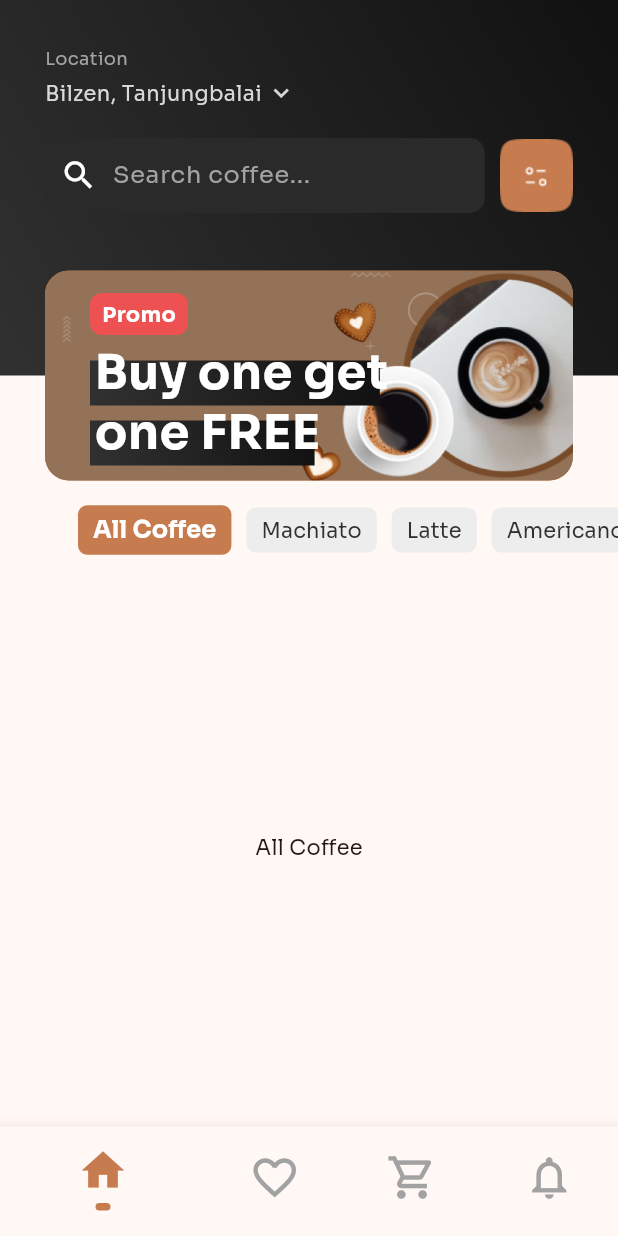
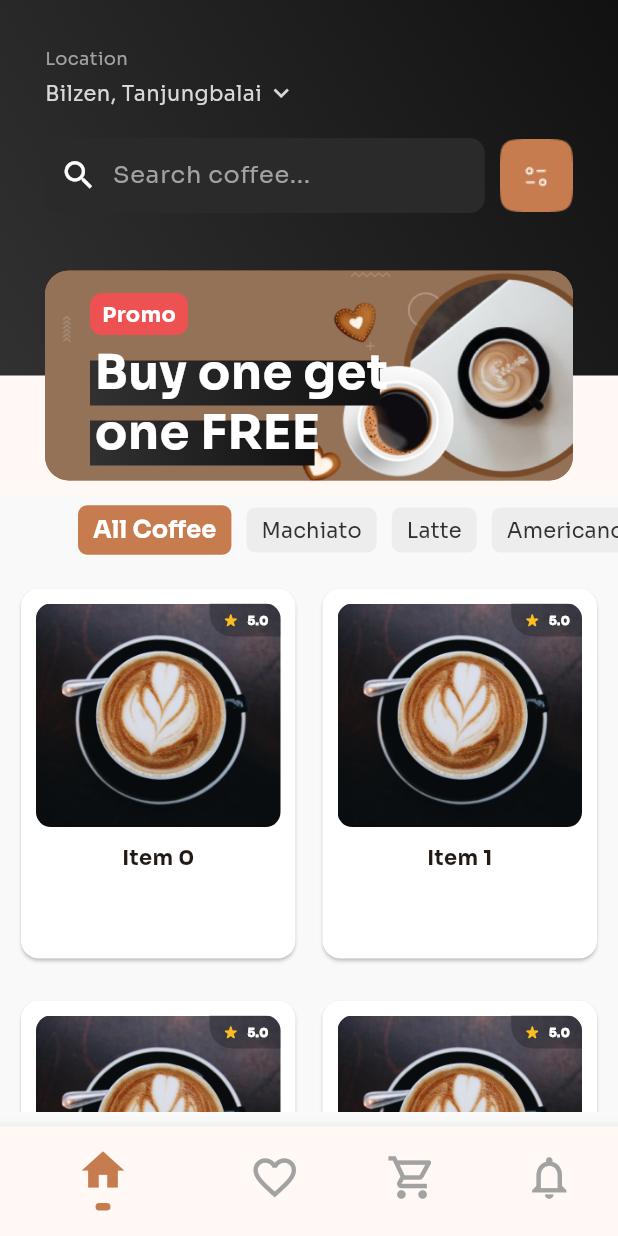
Before and after one commit to rizasghari/coffeeshop_flutter, a Flutter app: the AppWrapperScreen screen opened directly, on a phone screen of 412 x 824 dp. Run offline on Flutter 3.47's test engine with Material 3 defaults, Android fonts, the phone set to English and light mode, and no system bars; generated files the repository leaves out were written again.

Commit message:
Home page tabbarview items implementation started

```diff
--- a/lib/screens/home_screen.dart
+++ b/lib/screens/home_screen.dart
@@ -1,6 +1,7 @@
 import 'package:coffee_shop_flutter/mock_data.dart';
 import 'package:flutter/cupertino.dart';
 import 'package:flutter/material.dart';
+import 'package:flutter/widgets.dart';
 import '../ui/colors.dart';
 import '../ui/gradients.dart';
 import 'package:flutter_gen/gen_l10n/app_localizations.dart';
@@ -278,11 +279,14 @@ class _HomeScreenState extends State<HomeScreen>
   Widget _contentSection() {
     return Padding(
       padding: const EdgeInsets.only(top: 80.0, left: 0.0, right: 0.0),
-      child: Column(
-        children: [
-          _tabs(),
-          _tabContent(),
-        ],
+      child: Container(
+        color: whiteLight,
+        child: Column(
+          children: [
+            _tabs(),
+            _tabContent(),
+          ],
+        ),
       ),
     );
   }
@@ -315,8 +319,92 @@ class _HomeScreenState extends State<HomeScreen>
           controller: _tabController,
           viewportFraction: 1.0,
           children: Category.getSampleCategories()
-              .map((tab) => Center(child: Text(tab.name)))
+              .map((tab) => Center(child: _itemsList(_tabController.index)))
               .toList(),
+        ),
+      ),
+    );
+  }
+
+  Widget _itemsList(int index) {
+    return GridView.builder(
+      gridDelegate: SliverGridDelegateWithFixedCrossAxisCount(
+        crossAxisCount: (MediaQuery.of(context).size.width / 200).floor(),
+        crossAxisSpacing: 10,
+        mainAxisSpacing: 20,
+        childAspectRatio: 0.75,
+      ),
+      itemBuilder: (BuildContext context, int index) {
+        return _item(index);
+      },
+      itemCount: 20,
+    );
+  }
+
+  Widget _item(int index) {
+    return Card(
+      color: white,
+      child: Padding(
+        padding: const EdgeInsets.all(10.0),
+        child: Center(
+          child: Column(
+            children: [
+              Stack(
+                clipBehavior: Clip.hardEdge,
+                children: [
+                  const ClipRRect(
+                    borderRadius: BorderRadius.all(Radius.circular(10.0)),
+                    child: Image(
+                      image: AssetImage("assets/images/item.png"),
+                    ),
+                  ),
+                  Positioned(
+                    right: 0,
+                    child: Container(
+                      padding: const EdgeInsets.symmetric(
+                          horizontal: 8, vertical: 5),
+                      decoration: const BoxDecoration(
+                        color: grayTransparent,
+                        borderRadius: BorderRadius.only(
+                          bottomLeft: Radius.circular(15.0),
+                          topRight: Radius.circular(10.0),
+                        ),
+                      ),
+                      child: const Row(
+                        crossAxisAlignment: CrossAxisAlignment.center,
+                        mainAxisAlignment: MainAxisAlignment.center,
+                        children: [
+                          Icon(
+                            Icons.star_rate_rounded,
+                            color: yellow,
+                            size: 12.0,
+                          ),
+                          SizedBox(width: 5.0),
+                          Text(
+                            "5.0",
+                            style: TextStyle(
+                              color: white,
+                              fontSize: 8.0,
+                              fontWeight: FontWeight.w900,
+                              height: 1.0,
+                            ),
+                          ),
+                        ],
+                      ),
+                    ),
+                  ),
+                ],
+              ),
+              const SizedBox(height: 10.0),
+              Text(
+                "Item $index",
+                style: const TextStyle(
+                  fontSize: 14.0,
+                  fontWeight: FontWeight.w700,
+                ),
+              ),
+            ],
+          ),
         ),
       ),
     );
--- a/lib/ui/colors.dart
+++ b/lib/ui/colors.dart
@@ -9,3 +9,6 @@ const white = Color(0xFFFFFFFF);
 const surfaceNormal = Color(0xFFD8D8D8);
 const badge = Color(0xFFed5151);
 const unselectedTabBg = Color(0xFFEDEDED);
+const whiteLight = Color(0xFFF9F9F9);
+const yellow = Color(0xFFFBBE21);
+const grayTransparent = Color(0x4D111111);
```
Also changed, not shown: assets/images/item.png (added).
